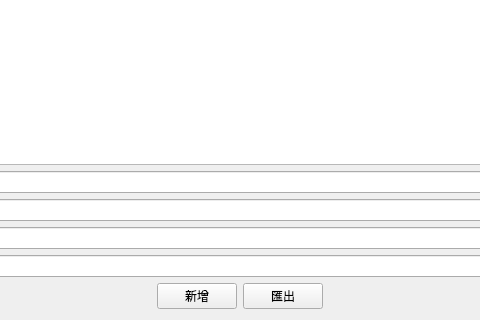
The window that mywidget.ui (41243257/ContactBook) describes before a commit, drawn with Qt 5; both pictures show x 182 to 662 and y 271 to 591 of the 844 by 591 pixel window.
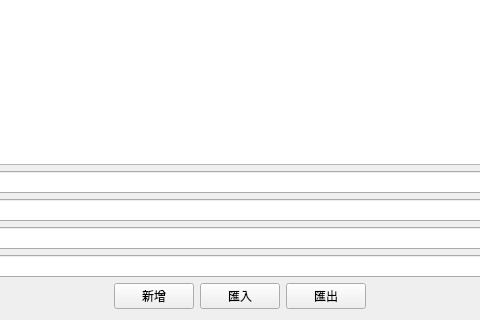
The same window after the commit.

Commit message:
新增匯入功能
新增匯入功能

The edit to the form file:
```diff
--- a/mywidget.ui
+++ b/mywidget.ui
@@ -86,6 +86,13 @@
        </property>
       </widget>
      </item>
+     <item>
+      <widget class="QPushButton" name="importButton_3">
+       <property name="text">
+        <string>匯入</string>
+       </property>
+      </widget>
+     </item>
      <item>
       <widget class="QPushButton" name="exportButton_2">
        <property name="text">
```
The commit also changes 12 other files.
